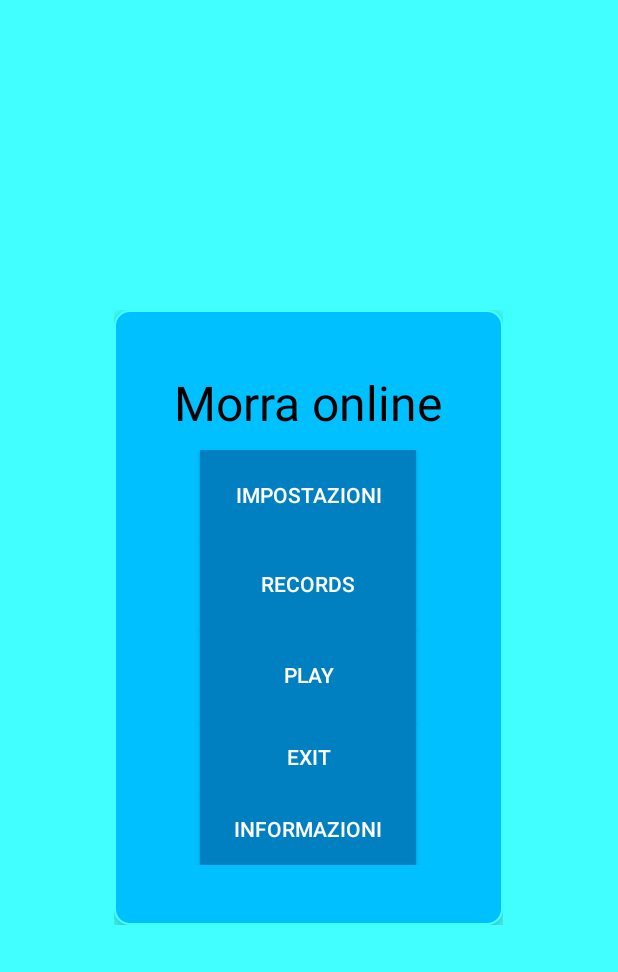
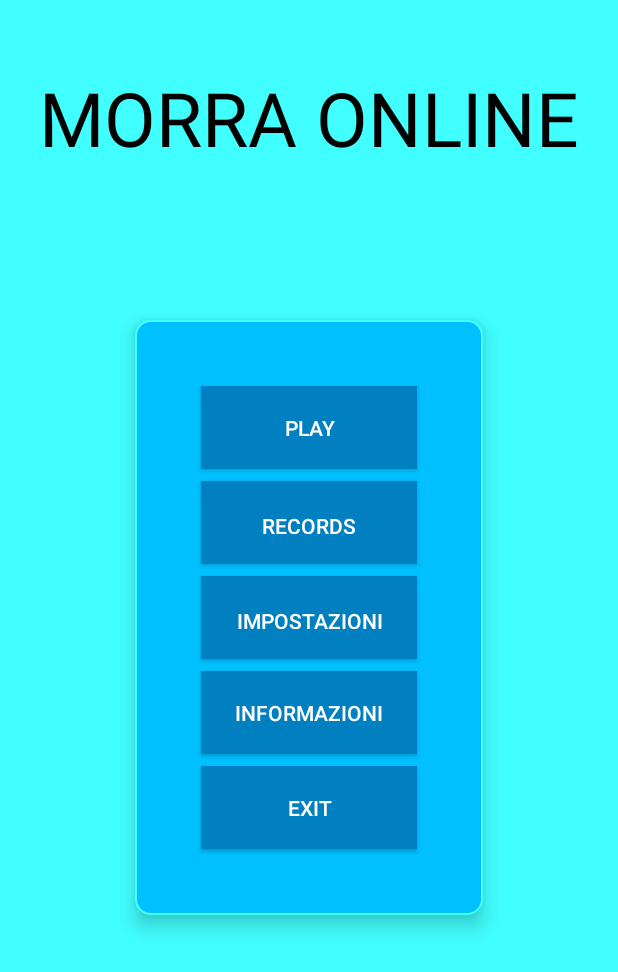
Before and after one commit to BiagioeCarmine/Morra_online_app, an Android app: the screen it shows after launch (MainActivity), on a phone screen of 412 x 824 dp. Shown: the top 972 px of the screen. Run offline under Robolectric (Android 15) with nearby library versions, the light colour scheme and no system bars.

Commit message:
home e play ora sono come volevo

```diff
--- a/app/src/main/res/layout/activity_main.xml
+++ b/app/src/main/res/layout/activity_main.xml
@@ -9,14 +9,10 @@
     <fragment
         android:id="@+id/nav_host_fragment"
         android:name="androidx.navigation.fragment.NavHostFragment"
-        android:layout_width="wrap_content"
-        android:layout_height="wrap_content"
+        android:layout_width="match_parent"
+        android:layout_height="match_parent"
         android:layout_gravity="center"
         app:defaultNavHost="true"
-        app:layout_constraintBottom_toBottomOf="parent"
-        app:layout_constraintLeft_toLeftOf="parent"
-        app:layout_constraintRight_toRightOf="parent"
-        app:layout_constraintTop_toTopOf="parent"
         app:navGraph="@navigation/nav_graph"
         tools:layout="@layout/home"/>
 
--- a/app/src/main/res/layout/home.xml
+++ b/app/src/main/res/layout/home.xml
@@ -1,7 +1,20 @@
 <?xml version="1.0" encoding="utf-8"?>
-<LinearLayout xmlns:android="http://schemas.android.com/apk/res/android"
+<androidx.coordinatorlayout.widget.CoordinatorLayout
+    xmlns:android="http://schemas.android.com/apk/res/android"
     xmlns:app="http://schemas.android.com/apk/res-auto"
     xmlns:tools="http://schemas.android.com/tools"
+    android:layout_width="match_parent"
+    android:layout_height="match_parent"
+    tools:context=".MainActivity">
+
+    <TextView
+        android:layout_width="match_parent"
+        android:layout_height="157dp"
+        android:text="MORRA ONLINE"
+        android:gravity="center"
+        android:textSize="50sp"
+        android:textColor="#000000" />
+    <LinearLayout
         android:layout_width="wrap_content"
         android:layout_height="wrap_content"
         android:background="@drawable/menu_background"
@@ -10,45 +23,49 @@
         android:orientation="vertical"
         android:padding="40dp">
 
-    <TextView
-        android:layout_width="wrap_content"
-        android:layout_height="wrap_content"
-        android:layout_marginBottom="10dp"
-        android:text="Morra online"
-        android:textAppearance="?android:textAppearanceLarge"
-        android:textSize="32sp"
-        android:textColor="#000000" />
+        <Button
+            android:id="@+id/playButton"
+            android:layout_width="144dp"
+            android:layout_height="55dp"
+            android:layout_gravity="center"
+            android:layout_margin="4dp"
+            android:background="#0080c0"
+            android:padding="10dp"
+            android:text="PLAY"
+            android:textColor="@android:color/white" />
 
+        <Button
+            android:id="@+id/recordsButton"
+            android:layout_width="144dp"
+            android:layout_height="55dp"
+            android:layout_gravity="center"
+            android:background="#0080c0"
+            android:layout_margin="4dp"
+            android:padding="20dp"
+            android:text="Records"
+            android:textColor="@android:color/white" />
 
         <Button
             android:id="@+id/settingsButton"
             android:layout_width="144dp"
-        android:layout_height="wrap_content"
+            android:layout_height="55dp"
             android:layout_gravity="center"
             android:background="#0080c0"
+            android:layout_margin="4dp"
             android:padding="20dp"
             android:text="Impostazioni"
             android:textColor="@android:color/white" />
 
         <Button
-        android:id="@+id/recordsButton"
+            android:id="@+id/aboutButton"
+            android:background="#0080c0"
+            android:layout_gravity="center"
+            android:textColor="@android:color/white"
             android:layout_width="144dp"
-        android:layout_height="wrap_content"
-        android:layout_gravity="center"
-        android:background="#0080c0"
-        android:padding="20dp"
-        android:text="Records"
-        android:textColor="@android:color/white" />
-
-    <Button
-        android:id="@+id/playButton"
-        android:layout_width="144dp"
-        android:layout_height="62dp"
-        android:layout_gravity="center"
-        android:background="#0080c0"
+            android:layout_margin="4dp"
             android:padding="10dp"
-        android:text="PLAY"
-        android:textColor="@android:color/white" />
+            android:layout_height="55dp"
+            android:text="INFORMAZIONI" />
 
         <Button
             android:id="@+id/exitButton"
@@ -56,18 +73,12 @@
             android:layout_gravity="center"
             android:textColor="@android:color/white"
             android:layout_width="144dp"
+            android:layout_margin="4dp"
             android:padding="10dp"
-        android:layout_height="wrap_content"
+            android:layout_height="55dp"
             android:text="Exit" />
-    <Button
-        android:id="@+id/aboutButton"
-        android:background="#0080c0"
-        android:layout_gravity="center"
-        android:textColor="@android:color/white"
-        android:layout_width="144dp"
-        android:padding="10dp"
-        android:layout_height="wrap_content"
-        android:text="INFORMAZIONI" />
+
 
 
     </LinearLayout>
+</androidx.coordinatorlayout.widget.CoordinatorLayout>
--- a/app/src/main/res/layout/play.xml
+++ b/app/src/main/res/layout/play.xml
@@ -5,7 +5,8 @@
     android:layout_width="match_parent"
     android:layout_height="match_parent"
     android:gravity="center"
-    android:orientation="vertical">
+    android:orientation="vertical"
+    tools:context=".Play">
     <TextView
         android:id="@+id/textView3"
         android:layout_width="wrap_content"
@@ -24,20 +25,18 @@
             android:layout_width="match_parent"
             android:layout_height="277dp"
             android:background="@android:color/transparent"
-            android:paddingRight="0dp"
             android:scaleType="fitXY"
             android:src="@drawable/new_mano_3" />
-        <!--
+
         <TextView
             android:layout_width="wrap_content"
             android:layout_height="wrap_content"
             android:layout_alignTop="@id/imageButton3"
-            android:layout_marginTop="90dp"
-            android:layout_marginLeft="220dp"
+            android:layout_marginTop="70dp"
             android:text="GIOCA CON \nGLI AMICI"
             android:textColor="#4242ff"
             android:textSize="25sp" />
-            /-->
+
     </RelativeLayout>
 
     <RelativeLayout
@@ -60,7 +59,7 @@
             android:layout_marginTop="137dp"
             android:paddingLeft="250dp"
             android:text="RICERCA AUTOMATICA PARTITA"
-            android:textColor="@color/colorPrimary"
+            android:textColor="#4242ff"
             android:textSize="25sp" />
     </RelativeLayout>
     <!--TextView
```
Lines whose indentation alone changed are shown as unchanged.
